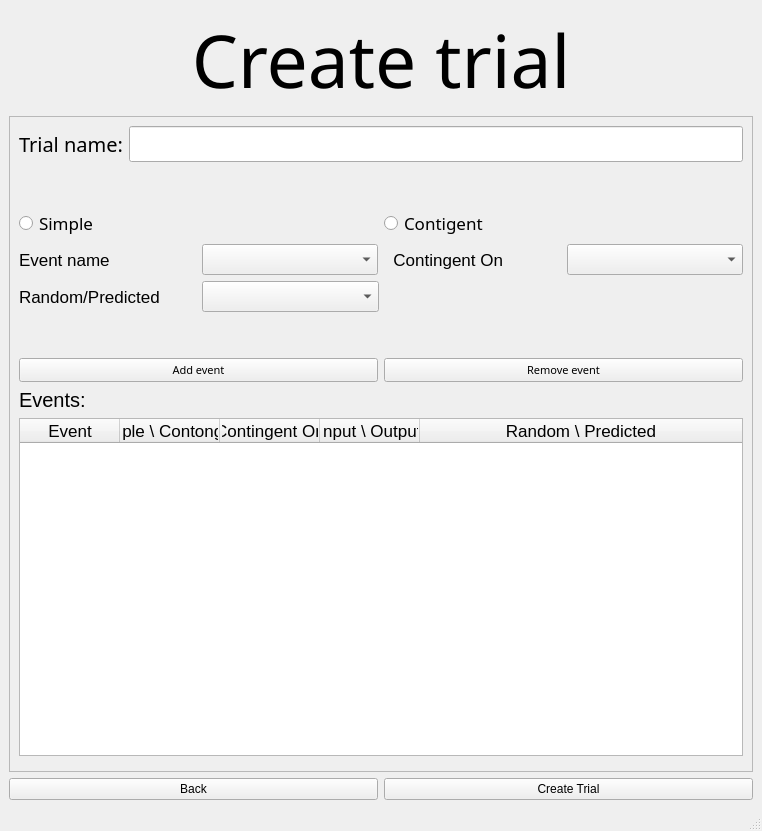
Old version of the form UI/create_trial_type.ui in the repository KehatSudri/Behavior_System2.0.
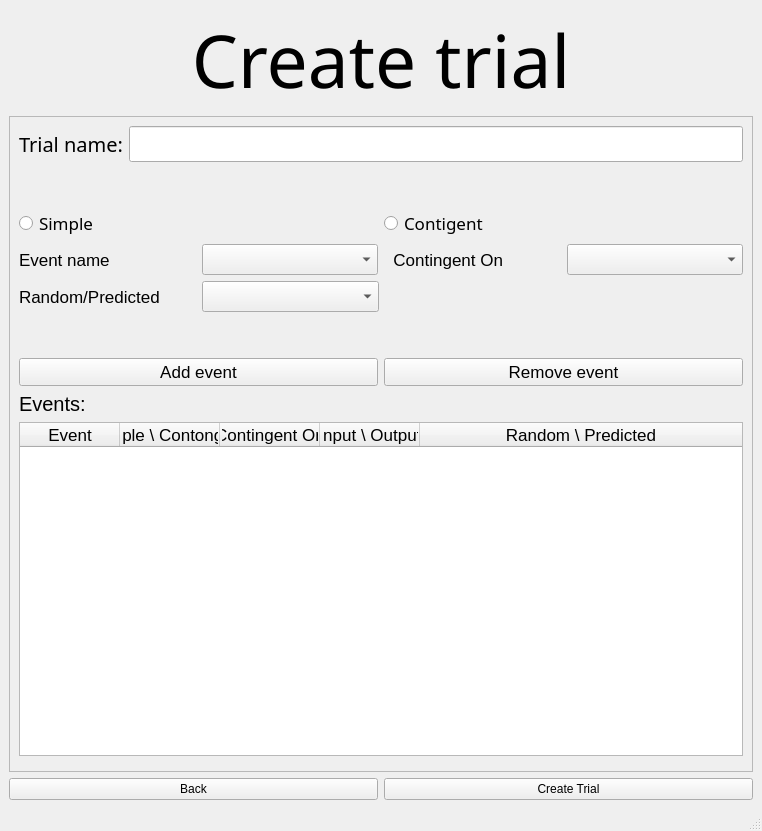
New version of the form.

The edit to the form file:
```diff
--- a/UI/create_trial_type.ui
+++ b/UI/create_trial_type.ui
@@ -135,7 +135,7 @@
          <x>0</x>
          <y>0</y>
          <width>742</width>
-         <height>672</height>
+         <height>674</height>
         </rect>
        </property>
        <layout class="QGridLayout" name="gridLayout">
@@ -370,7 +370,8 @@
              <widget class="QPushButton" name="Add_event_pushButton">
               <property name="font">
                <font>
-                <pointsize>8</pointsize>
+                <family>Arial</family>
+                <pointsize>13</pointsize>
                </font>
               </property>
               <property name="text">
@@ -382,7 +383,8 @@
              <widget class="QPushButton" name="pushButton_2">
               <property name="font">
                <font>
-                <pointsize>8</pointsize>
+                <family>Arial</family>
+                <pointsize>13</pointsize>
                </font>
               </property>
               <property name="text">
```
Left out of the diff: 3 changed lines with no effect on the pictures.
